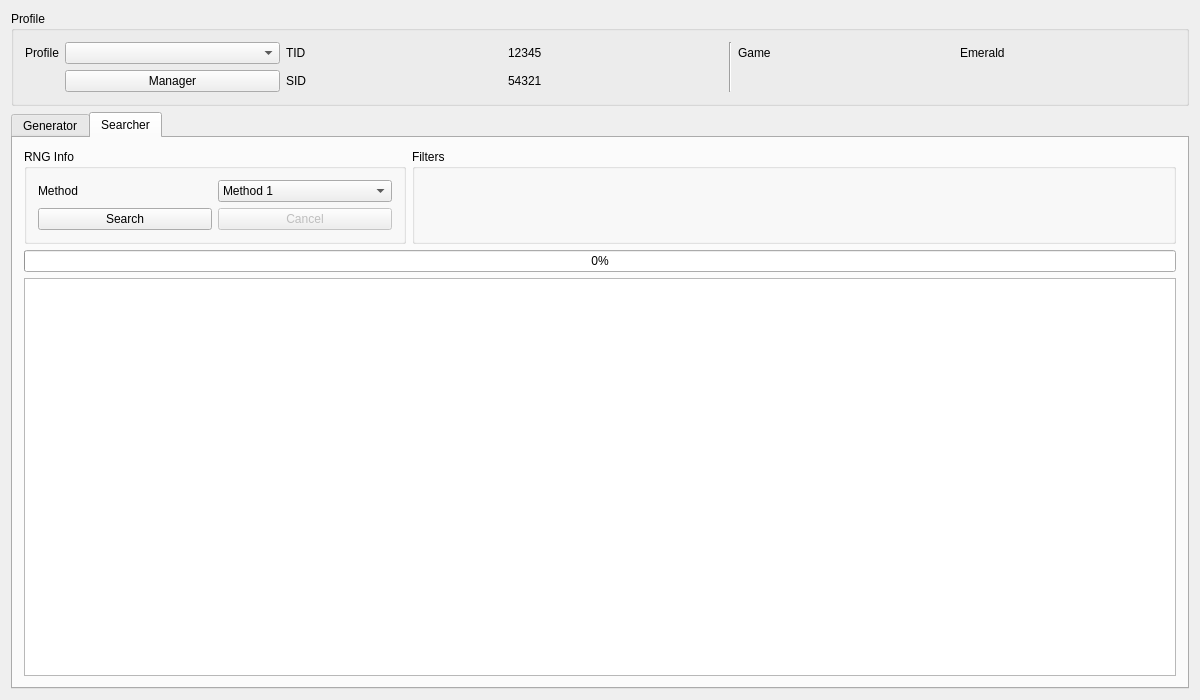
Before: the Qt Designer form Forms/Gen3/Stationary3.ui in papajefe/Gen-3-Seed-Assistant, drawn with Qt 5.
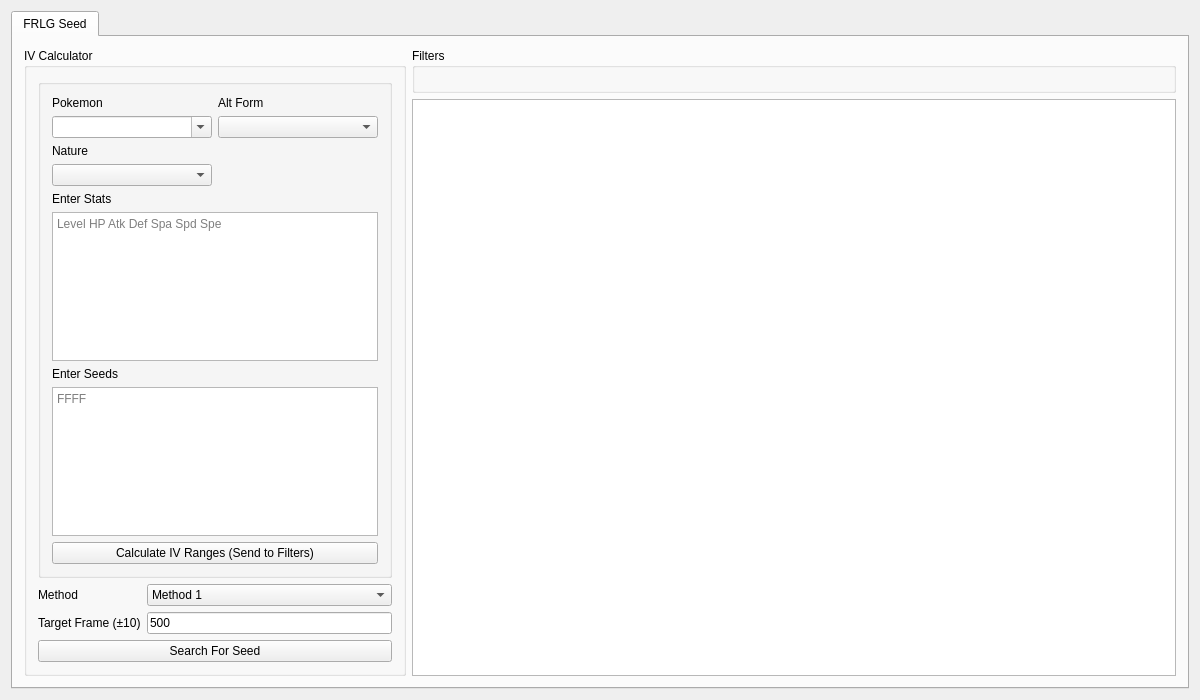
After: the same form once the commit is applied. The open tabs and pages were chosen to show the change. Icons and pictures are not drawn. Custom widgets are drawn as their Qt base class.

Commit message: Jankily remove everything but FRLG Seed for Standalone Download.

Patch:
```diff
--- a/Forms/Gen3/Stationary3.ui
+++ b/Forms/Gen3/Stationary3.ui
@@ -24,14 +24,14 @@
     <normaloff>:/pokefinder.ico</normaloff>:/pokefinder.ico</iconset>
   </property>
   <layout class="QGridLayout" name="gridLayout_7">
-   <item row="1" column="0">
+   <item row="0" column="0">
     <widget class="QTabWidget" name="tabRNGSelector">
      <property name="currentIndex">
       <number>0</number>
      </property>
      <widget class="QWidget" name="tabStationary">
       <attribute name="title">
-       <string>Generator</string>
+       <string>FRLG Seed</string>
       </attribute>
       <layout class="QGridLayout" name="gridLayout_5">
        <item row="1" column="1">
@@ -270,232 +270,6 @@
        </item>
       </layout>
      </widget>
-     <widget class="QWidget" name="tabSpreadSearcher">
-      <attribute name="title">
-       <string>Searcher</string>
-      </attribute>
-      <layout class="QGridLayout" name="gridLayout_9">
-       <item row="0" column="1">
-        <widget class="QGroupBox" name="groupBoxSearcherFilters">
-         <property name="sizePolicy">
-          <sizepolicy hsizetype="Preferred" vsizetype="Preferred">
-           <horstretch>2</horstretch>
-           <verstretch>0</verstretch>
-          </sizepolicy>
-         </property>
-         <property name="title">
-          <string>Filters</string>
-         </property>
-         <layout class="QGridLayout" name="gridLayout_3">
-          <item row="0" column="0" rowspan="2">
-           <widget class="Filter" name="filterSearcher" native="true"/>
-          </item>
-         </layout>
-        </widget>
-       </item>
-       <item row="2" column="0" colspan="2">
-        <widget class="TableView" name="tableViewSearcher">
-         <property name="contextMenuPolicy">
-          <enum>Qt::CustomContextMenu</enum>
-         </property>
-         <property name="editTriggers">
-          <set>QAbstractItemView::NoEditTriggers</set>
-         </property>
-         <property name="sortingEnabled">
-          <bool>true</bool>
-         </property>
-         <attribute name="horizontalHeaderDefaultSectionSize">
-          <number>100</number>
-         </attribute>
-         <attribute name="verticalHeaderVisible">
-          <bool>false</bool>
-         </attribute>
-         <attribute name="verticalHeaderMinimumSectionSize">
-          <number>20</number>
-         </attribute>
-         <attribute name="verticalHeaderDefaultSectionSize">
-          <number>21</number>
-         </attribute>
-        </widget>
-       </item>
-       <item row="0" column="0">
-        <widget class="QGroupBox" name="groupBoxSearcherRNGInfo">
-         <property name="sizePolicy">
-          <sizepolicy hsizetype="Preferred" vsizetype="Preferred">
-           <horstretch>1</horstretch>
-           <verstretch>0</verstretch>
-          </sizepolicy>
-         </property>
-         <property name="title">
-          <string>RNG Info</string>
-         </property>
-         <layout class="QGridLayout" name="gridLayout_8">
-          <item row="0" column="0">
-           <layout class="QGridLayout" name="gridLayout_2">
-            <item row="0" column="0">
-             <widget class="QLabel" name="labelSearcherMethod">
-              <property name="text">
-               <string>Method</string>
-              </property>
-              <property name="buddy">
-               <cstring>StatCalc</cstring>
-              </property>
-             </widget>
-            </item>
-            <item row="1" column="0">
-             <widget class="QPushButton" name="pushButtonSearch">
-              <property name="enabled">
-               <bool>true</bool>
-              </property>
-              <property name="text">
-               <string>Search</string>
-              </property>
-              <property name="checkable">
-               <bool>false</bool>
-              </property>
-              <property name="autoDefault">
-               <bool>false</bool>
-              </property>
-             </widget>
-            </item>
-            <item row="1" column="1">
-             <widget class="QPushButton" name="pushButtonCancel">
-              <property name="enabled">
-               <bool>false</bool>
-              </property>
-              <property name="text">
-               <string>Cancel</string>
-              </property>
-             </widget>
-            </item>
-            <item row="0" column="1">
-             <widget class="ComboBox" name="comboBoxSearcherMethod">
-              <property name="layoutDirection">
-               <enum>Qt::LeftToRight</enum>
-              </property>
-              <property name="editable">
-               <bool>false</bool>
-              </property>
-              <property name="frame">
-               <bool>true</bool>
-              </property>
-              <item>
-               <property name="text">
-                <string>Method 1</string>
-               </property>
-              </item>
-              <item>
-               <property name="text">
-                <string>Method 1 Reverse</string>
-               </property>
-              </item>
-              <item>
-               <property name="text">
-                <string>Method 2</string>
-               </property>
-              </item>
-              <item>
-               <property name="text">
-                <string>Method 4</string>
-               </property>
-              </item>
-             </widget>
-            </item>
-           </layout>
-          </item>
-         </layout>
-        </widget>
-       </item>
-       <item row="1" column="0" colspan="2">
-        <widget class="QProgressBar" name="progressBar">
-         <property name="value">
-          <number>0</number>
-         </property>
-        </widget>
-       </item>
-      </layout>
-     </widget>
-    </widget>
-   </item>
-   <item row="0" column="0">
-    <widget class="QGroupBox" name="groupBoxProfile">
-     <property name="title">
-      <string>Profile</string>
-     </property>
-     <layout class="QGridLayout" name="gridLayout_4">
-      <item row="1" column="1">
-       <widget class="QPushButton" name="pushButtonProfileManager">
-        <property name="text">
-         <string>Manager</string>
-        </property>
-       </widget>
-      </item>
-      <item row="0" column="2">
-       <widget class="QLabel" name="labelProfileTID">
-        <property name="text">
-         <string>TID</string>
-        </property>
-       </widget>
-      </item>
-      <item row="1" column="2">
-       <widget class="QLabel" name="labelProfileSID">
-        <property name="text">
-         <string>SID</string>
-        </property>
-       </widget>
-      </item>
-      <item row="0" column="0">
-       <widget class="QLabel" name="labelProfile">
-        <property name="sizePolicy">
-         <sizepolicy hsizetype="Fixed" vsizetype="Preferred">
-          <horstretch>0</horstretch>
-          <verstretch>0</verstretch>
-         </sizepolicy>
-        </property>
-        <property name="text">
-         <string>Profile</string>
-        </property>
-       </widget>
-      </item>
-      <item row="0" column="3">
-       <widget class="QLabel" name="labelProfileTIDValue">
-        <property name="text">
-         <string notr="true">12345</string>
-        </property>
-       </widget>
-      </item>
-      <item row="0" column="1">
-       <widget class="QComboBox" name="comboBoxProfiles"/>
-      </item>
-      <item row="0" column="5">
-       <widget class="QLabel" name="labelProfileGame">
-        <property name="text">
-         <string>Game</string>
-        </property>
-       </widget>
-      </item>
-      <item row="0" column="6">
-       <widget class="QLabel" name="labelProfileGameValue">
-        <property name="text">
-         <string>Emerald</string>
-        </property>
-       </widget>
-      </item>
-      <item row="1" column="3">
-       <widget class="QLabel" name="labelProfileSIDValue">
-        <property name="text">
-         <string notr="true">54321</string>
-        </property>
-       </widget>
-      </item>
-      <item row="0" column="4" rowspan="2">
-       <widget class="Line" name="line">
-        <property name="orientation">
-         <enum>Qt::Vertical</enum>
-        </property>
-       </widget>
-      </item>
-     </layout>
     </widget>
    </item>
   </layout>
```
Left out of the diff: 6 changed lines with no effect on the pictures. The commit also changes 4 other files.
